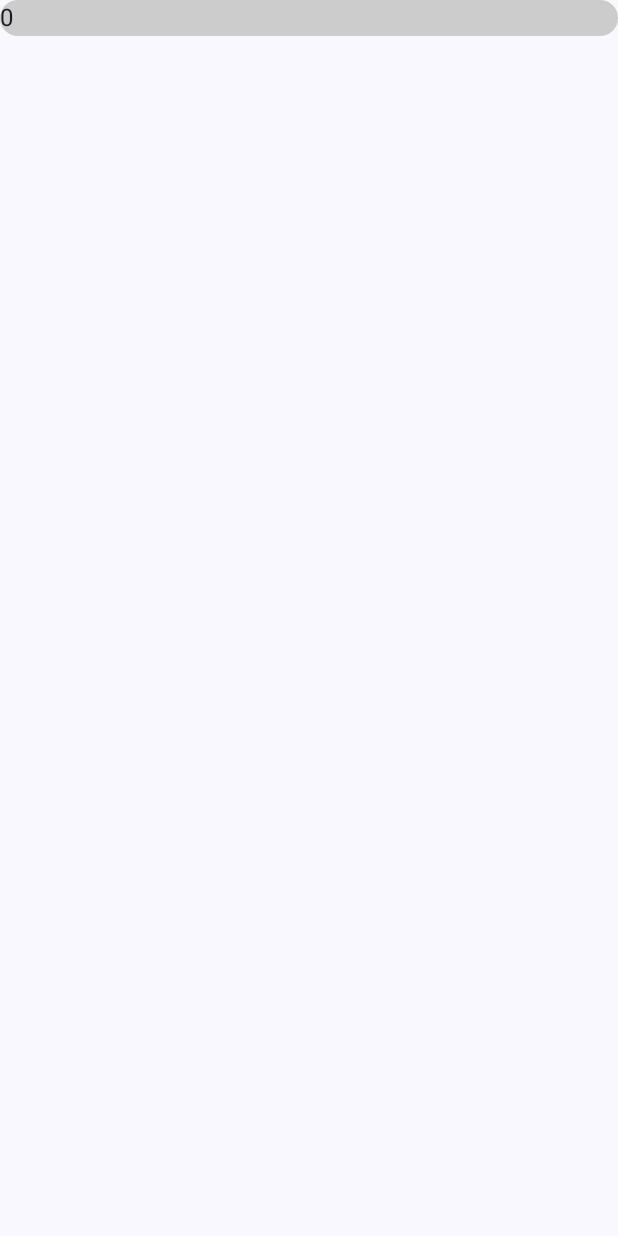
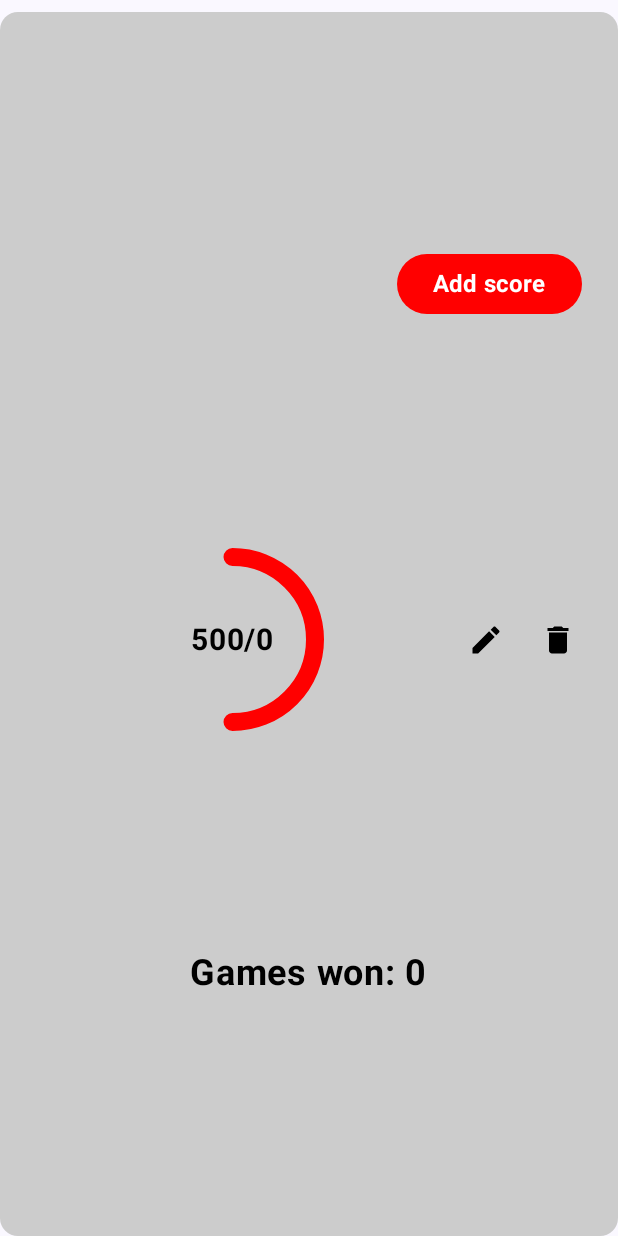
Before and after one commit to GabrielTechVentures/Score_Keeper_Pro, an Android app built with Jetpack Compose: the composable PlayerItem shown on its own in the app's theme, on a phone screen of 412 x 824 dp. Run offline under Robolectric (Android 15) with nearby library versions, the phone set to English and light mode, and no system bars; our stand-ins replace Room's generated code.

Commit message:
5th-commit-playerItem created

```diff
--- a/app/src/main/java/ro/gabrieltechventures/scorekeeperpro/data/Player.kt
+++ b/app/src/main/java/ro/gabrieltechventures/scorekeeperpro/data/Player.kt
@@ -6,7 +6,10 @@ import androidx.room.PrimaryKey
 
 @Entity(tableName = "player-table")
 data class Player(
-
+    @ColumnInfo(name="games-won")
+    var gamesWon:Int=0,
+    @ColumnInfo(name = "is-winner")
+    var hasWon:Boolean=false,
     @ColumnInfo(name = "player-name")
     var name:String="",
     @ColumnInfo(name = "maximum-score")
--- a/app/src/main/java/ro/gabrieltechventures/scorekeeperpro/data/PlayerDatabase.kt
+++ b/app/src/main/java/ro/gabrieltechventures/scorekeeperpro/data/PlayerDatabase.kt
@@ -5,7 +5,7 @@ import androidx.room.RoomDatabase
 
 @Database(
     entities = [Player::class],
-    version = 1
+    version =1
 )
 abstract class PlayerDatabase :RoomDatabase(){
     abstract val dao:PlayerDao
--- /dev/null
+++ b/app/src/main/java/ro/gabrieltechventures/scorekeeperpro/player_list/CircularProgressBar.kt
@@ -0,0 +1,75 @@
+package ro.gabrieltechventures.scorekeeperpro.player_list
+
+import androidx.compose.animation.core.animateFloatAsState
+import androidx.compose.animation.core.tween
+import androidx.compose.foundation.Canvas
+import androidx.compose.foundation.layout.Box
+
+import androidx.compose.foundation.layout.size
+import androidx.compose.material3.Text
+import androidx.compose.runtime.Composable
+import androidx.compose.runtime.LaunchedEffect
+import androidx.compose.runtime.getValue
+import androidx.compose.runtime.mutableStateOf
+import androidx.compose.runtime.remember
+import androidx.compose.runtime.setValue
+import androidx.compose.ui.Alignment
+import androidx.compose.ui.Modifier
+import androidx.compose.ui.geometry.times
+import androidx.compose.ui.graphics.Color
+import androidx.compose.ui.graphics.StrokeCap
+import androidx.compose.ui.graphics.drawscope.Stroke
+import androidx.compose.ui.text.font.FontWeight
+import androidx.compose.ui.unit.Dp
+import androidx.compose.ui.unit.TextUnit
+import androidx.compose.ui.unit.dp
+import androidx.compose.ui.unit.sp
+import androidx.compose.ui.unit.times
+
+@Composable
+fun CircularProgressBar(
+    percentage:Float,
+    currentScore:Int=0,
+    maximumScore:Int=0,
+    fontSize:TextUnit=20.sp,
+    radius:Dp=55.dp,
+    color:Color= Color.Red,
+    strokeWidth:Dp=12.dp,
+    animDuration:Int=1000,
+    animDelay:Int=0,
+
+)
+{
+    var animationPlayed by remember{ mutableStateOf(false) }
+    val curPercentage= animateFloatAsState(
+        targetValue = if (animationPlayed) percentage else 0f,
+        animationSpec = tween(durationMillis = animDuration, delayMillis = animDelay)
+    )
+    LaunchedEffect(key1 = true)
+    {
+            animationPlayed=true
+    }
+    Box(
+
+        contentAlignment = Alignment.Center,
+        modifier = Modifier.size(radius*2f)
+    ) {
+        Canvas(modifier =Modifier.size(radius*2f))
+        {
+            drawArc(
+                color = color,
+                startAngle = -90f,
+                sweepAngle = 360*curPercentage.value,
+                useCenter = false,
+                style = Stroke(strokeWidth.toPx(), cap = StrokeCap.Round)
+            )
+
+        }//curPercentage.value * number).toInt()
+        Text(
+            text = "$currentScore/$maximumScore",
+            color= Color.Black,
+            fontSize = fontSize,
+            fontWeight = FontWeight.Bold
+        )
+    }
+}
--- a/app/src/main/java/ro/gabrieltechventures/scorekeeperpro/player_list/PlayerItem.kt
+++ b/app/src/main/java/ro/gabrieltechventures/scorekeeperpro/player_list/PlayerItem.kt
@@ -1,15 +1,32 @@
 package ro.gabrieltechventures.scorekeeperpro.player_list
 
+import androidx.compose.foundation.layout.Arrangement
 import androidx.compose.foundation.layout.Column
+import androidx.compose.foundation.layout.Row
+import androidx.compose.foundation.layout.Spacer
+import androidx.compose.foundation.layout.fillMaxSize
 import androidx.compose.foundation.layout.fillMaxWidth
+import androidx.compose.foundation.layout.padding
+import androidx.compose.foundation.layout.width
 import androidx.compose.foundation.layout.wrapContentSize
+import androidx.compose.material.icons.Icons
+import androidx.compose.material.icons.filled.Delete
+import androidx.compose.material.icons.filled.Edit
+import androidx.compose.material3.Button
+import androidx.compose.material3.ButtonDefaults
 import androidx.compose.material3.Card
 import androidx.compose.material3.CardDefaults
+import androidx.compose.material3.Icon
+import androidx.compose.material3.IconButton
+import androidx.compose.material3.IconButtonDefaults
 import androidx.compose.material3.Text
 import androidx.compose.runtime.Composable
+import androidx.compose.ui.Alignment
 import androidx.compose.ui.Modifier
 import androidx.compose.ui.graphics.Color
-import androidx.compose.ui.modifier.modifierLocalConsumer
+import androidx.compose.ui.text.font.FontWeight
+import androidx.compose.ui.unit.dp
+import androidx.compose.ui.unit.sp
 import ro.gabrieltechventures.scorekeeperpro.data.Player
 
 @Composable
@@ -17,13 +34,90 @@ fun PlayerItem(
     player: Player
 )
 {
+    Card(modifier= Modifier
+        .fillMaxWidth()
+        .padding(top = 8.dp),
+        colors = CardDefaults.cardColors(containerColor = Color.LightGray),
+        ) {
+            Column(
+            modifier = Modifier.fillMaxSize(),
+                verticalArrangement = Arrangement.SpaceEvenly,
+                horizontalAlignment = Alignment.CenterHorizontally
+            ){
+                Row(modifier=Modifier.fillMaxWidth(), horizontalArrangement = Arrangement.SpaceBetween) {
+                    Text( modifier = Modifier.padding(start = 16.dp, top = 4.dp, bottom = 4.dp),
+                        text = player.name.capitalize(),
+                        fontSize = 32.sp, color = Color.Black)
+                    Button( modifier = Modifier.padding(end = 24.dp, top = 4.dp, bottom = 4.dp),
+                        colors = ButtonDefaults.buttonColors(containerColor = Color.Red,
+                            contentColor = Color.White,
+                            ),
 
-    Card(modifier=Modifier.fillMaxWidth(), colors = CardDefaults.cardColors(containerColor = Color.LightGray)) {
-            Column(
+                        onClick = { /*TODO*/ }) {
+                        Text(text = "Add score", fontSize = 16.sp,
+                            fontWeight = FontWeight.Bold)
 
-            ){
-                Text(text = player.maximumScore)
-            }
+                    }
+                }//player.currentScore.toFloat()
+                Row (modifier= Modifier
+                    .fillMaxWidth(),
+                    horizontalArrangement = Arrangement.Center,
+                    verticalAlignment = Alignment.CenterVertically
+
+                   /* verticalAlignment = Alignment.CenterVertically, horizontalArrangement = Arrangement.SpaceBetween*/){
+
+                    val percentage = if (player.maximumScore.toFloatOrNull() != null && player.maximumScore.toFloat() != 0f) {
+                        1f / player.maximumScore.toFloat() * 50f
+                    } else {
+                        0f
+                    }
+
+                     Spacer(modifier = Modifier.width(100.dp))
+                    CircularProgressBar(
+                        percentage = 0.5f,
+                        currentScore = 500,//player.currentScore.toIntOrNull()?:0,
+                        maximumScore = player.maximumScore.toIntOrNull()?:0,
+                        )
+
+
+                    Spacer(modifier = Modifier.weight(1f))
+                       IconButton(
+                           colors = IconButtonDefaults.iconButtonColors(contentColor = Color.Black),
+
+                           onClick = { /*TODO*/ }
+                       )
+                       {
+                           Icon(
+
+                               imageVector = Icons.Default.Edit,
+                               contentDescription = "EditBtn",
+                           )
+                       }//iconbtn
+                       IconButton(
+                           colors = IconButtonDefaults.iconButtonColors(contentColor = Color.Black),
+                           modifier = Modifier.padding(end = 16.dp),
+                           onClick = { /*TODO*/ }
+                       )
+                       {
+                           Icon(
+
+                               imageVector = Icons.Default.Delete,
+                               contentDescription = "deleteBtn",
+                           )
+                       }//iconbtn
+
+
+
+                }//row
+        Text(
+            text = "Games won: ${player.gamesWon}",
+            fontSize = 24.sp,
+            fontWeight = FontWeight.Bold,
+            color = Color.Black,
+            modifier = Modifier.padding(bottom = 8.dp)
+        )
+
+            }//column
     }
 
 }
--- a/app/src/main/java/ro/gabrieltechventures/scorekeeperpro/player_list/PlayerListEvent.kt
+++ b/app/src/main/java/ro/gabrieltechventures/scorekeeperpro/player_list/PlayerListEvent.kt
@@ -14,5 +14,6 @@ sealed class PlayerListEvent {
 
     data class onCustomizeScoreChange(val score:String):PlayerListEvent()
     object onCustomizeDoneBtnClick:PlayerListEvent()
+    object animationChange:PlayerListEvent()
 
 }
--- a/app/src/main/java/ro/gabrieltechventures/scorekeeperpro/player_list/PlayerListViewModel.kt
+++ b/app/src/main/java/ro/gabrieltechventures/scorekeeperpro/player_list/PlayerListViewModel.kt
@@ -7,7 +7,6 @@
     import androidx.lifecycle.ViewModel
     import androidx.lifecycle.viewModelScope
     import kotlinx.coroutines.channels.Channel
-    import kotlinx.coroutines.flow.collect
 
     import kotlinx.coroutines.flow.receiveAsFlow
     import kotlinx.coroutines.launch
@@ -21,6 +20,8 @@
 
 
         var showAddPlayerDialog by mutableStateOf(false)
+            private set
+        var animationPlayed by mutableStateOf(value = false)
             private set
     var showCustomizeScoreDialog by mutableStateOf(false)
         private set
@@ -39,7 +40,7 @@
 
         init {
             viewModelScope.launch {
-                repository.getAllPlayers().collect(){
+                repository.getAllPlayers().collect{
                     players->//List<Player>
                     allPlayers=players
                     maximumScore= allPlayers.firstOrNull()?.maximumScore ?: "0"
@@ -104,6 +105,9 @@
                         sendUiEvent(UiEvent.showToast("Set maximum score field cannot be empty"))
                     }
                 }
+                is PlayerListEvent.animationChange->{
+                    animationPlayed=true
+                }
             }//when
         }
         private fun sendUiEvent(event: UiEvent)
```
Also changed, not shown: app/src/main/java/ro/gabrieltechventures/scorekeeperpro/player_list/PlayerListScreen.kt (+0 -13 lines).
